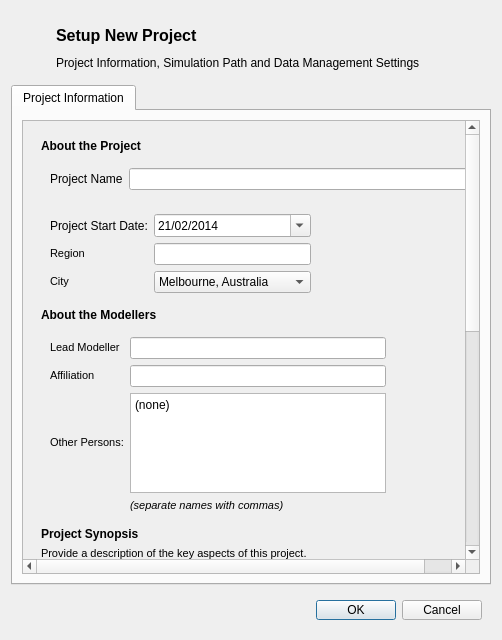
Old version of the form gui/startnewprojectdialog.ui in the repository petermbach/urbanbeats-pss.
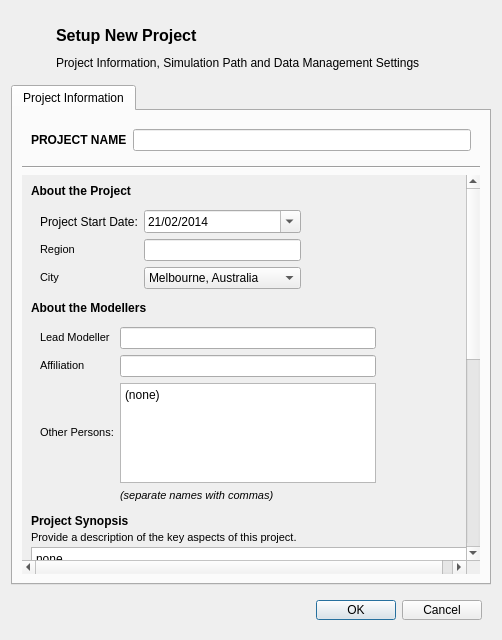
New version of the form. Icons and pictures are not drawn.

Commit message: More visual improvements to the main GUI, the start project dialog and the launch screen wizard

What changed in the file:
```diff
--- a/gui/startnewprojectdialog.ui
+++ b/gui/startnewprojectdialog.ui
@@ -76,11 +76,40 @@
        <string>Project Information</string>
       </attribute>
       <layout class="QVBoxLayout" name="verticalLayout_3">
+       <item>
+        <widget class="QWidget" name="aboutproject_widget1" native="true">
+         <property name="enabled">
+          <bool>true</bool>
+         </property>
+         <layout class="QGridLayout" name="gridLayout_2">
+          <item row="0" column="1">
+           <widget class="QLineEdit" name="projname_line"/>
+          </item>
+          <item row="0" column="0">
+           <widget class="QLabel" name="projname_lbl">
+            <property name="text">
+             <string>&lt;html&gt;&lt;head/&gt;&lt;body&gt;&lt;p&gt;&lt;span style=&quot; font-weight:600;&quot;&gt;PROJECT NAME&lt;/span&gt;&lt;/p&gt;&lt;/body&gt;&lt;/html&gt;</string>
+            </property>
+           </widget>
+          </item>
+         </layout>
+        </widget>
+       </item>
+       <item>
+        <widget class="Line" name="line">
+         <property name="orientation">
+          <enum>Qt::Horizontal</enum>
+         </property>
+        </widget>
+       </item>
        <item>
         <widget class="QScrollArea" name="general_scrollArea">
          <property name="enabled">
           <bool>true</bool>
          </property>
+         <property name="frameShape">
+          <enum>QFrame::NoFrame</enum>
+         </property>
          <property name="verticalScrollBarPolicy">
           <enum>Qt::ScrollBarAlwaysOn</enum>
          </property>
@@ -92,15 +121,27 @@
            <rect>
             <x>0</x>
             <y>0</y>
-            <width>441</width>
-            <height>901</height>
+            <width>443</width>
+            <height>793</height>
            </rect>
           </property>
           <layout class="QVBoxLayout" name="verticalLayout_2">
            <item>
             <layout class="QVBoxLayout" name="verticalLayout_5">
-             <property name="margin">
-              <number>9</number>
+             <property name="spacing">
+              <number>3</number>
+             </property>
+             <property name="leftMargin">
+              <number>0</number>
+             </property>
+             <property name="topMargin">
+              <number>0</number>
+             </property>
+             <property name="rightMargin">
+              <number>0</number>
+             </property>
+             <property name="bottomMargin">
+              <number>0</number>
              </property>
              <item>
               <widget class="QLabel" name="aboutproject_lbl">
@@ -109,25 +150,6 @@
                </property>
               </widget>
              </item>
-             <item>
-              <widget class="QWidget" name="aboutproject_widget1" native="true">
-               <property name="enabled">
-                <bool>true</bool>
-               </property>
-               <layout class="QGridLayout" name="gridLayout_2">
-                <item row="0" column="0">
-                 <widget class="QLabel" name="projname_lbl">
-                  <property name="text">
-                   <string>Project Name</string>
-                  </property>
-                 </widget>
-                </item>
-                <item row="0" column="1">
-                 <widget class="QLineEdit" name="projname_line"/>
-                </item>
-               </layout>
-              </widget>
-             </item>
              <item>
               <widget class="QWidget" name="aboutproject_widget2" native="true">
                <layout class="QGridLayout" name="gridLayout">
```
Left out of the diff: 126 changed lines with no effect on the pictures. The commit also changes 5 other files.
